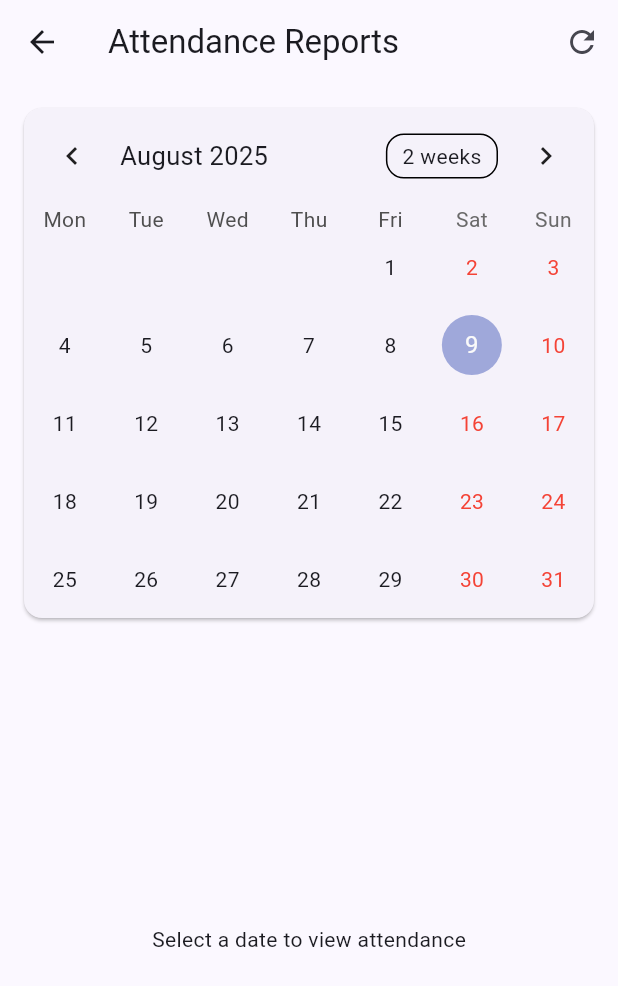
After one commit to thakrenikhil/geofence, a Flutter app: the AdminHomeScreen screen opened by its route, scrolled down 436 dp, after a tap on "Reports", on a phone screen of 412 x 824 dp. The commit adds this screen. Shown: the top 986 px of the screen. Run offline on Flutter 3.47's test engine with Material 3 defaults, Android fonts, the phone set to English and light mode, and no system bars; drawn by our look-alikes of table_calendar; our stand-ins replace cloud_firestore, firebase_auth, firebase_core, flutter_map, geolocator, go_router and 2 more; missing offline and left inert: excel; accounts and stored records are empty.

Commit message:
feat : attendence report

```diff
--- a/lib/models/attendance_record.dart
+++ b/lib/models/attendance_record.dart
@@ -1,27 +1,34 @@
 class AttendanceRecord {
   AttendanceRecord({
     required this.userId,
+    required this.userName,
     required this.checkInAt,
     this.checkOutAt,
     required this.officeId,
   });
 
   final String userId;
+  final String userName;
   final DateTime checkInAt;
   final DateTime? checkOutAt;
   final String officeId;
 
   Map<String, dynamic> toJson() => {
-        'userId': userId,
-        'checkInAt': checkInAt.toIso8601String(),
-        'checkOutAt': checkOutAt?.toIso8601String(),
-        'officeId': officeId,
-      };
+    'userId': userId,
+    'userName': userName,
+    'checkInAt': checkInAt.toIso8601String(),
+    'checkOutAt': checkOutAt?.toIso8601String(),
+    'officeId': officeId,
+  };
 
-  factory AttendanceRecord.fromJson(Map<String, dynamic> json) => AttendanceRecord(
+  factory AttendanceRecord.fromJson(Map<String, dynamic> json) =>
+      AttendanceRecord(
         userId: json['userId'] as String,
+        userName: json['userName'] as String? ?? 'Unknown',
         checkInAt: DateTime.parse(json['checkInAt'] as String),
-        checkOutAt: json['checkOutAt'] != null ? DateTime.parse(json['checkOutAt'] as String) : null,
+        checkOutAt: json['checkOutAt'] != null
+            ? DateTime.parse(json['checkOutAt'] as String)
+            : null,
         officeId: json['officeId'] as String,
       );
 }
--- a/lib/routing/app_router.dart
+++ b/lib/routing/app_router.dart
@@ -8,6 +8,7 @@ import '../ui/screens/home/admin_home_screen.dart';
 import '../ui/screens/home/admin_employees_screen.dart';
 import '../ui/screens/common/map_picker_screen.dart';
 import '../ui/screens/home/admin_offices_screen.dart';
+import '../ui/screens/home/admin_reports_screen.dart';
 
 class AppRouter {
   static GoRouter create() {
@@ -59,6 +60,11 @@ class AppRouter {
           name: 'adminOffices',
           builder: (context, state) => const AdminOfficesScreen(),
         ),
+        GoRoute(
+          path: '/admin/reports',
+          name: 'adminReports',
+          builder: (context, state) => const AdminReportsScreen(),
+        ),
       ],
     );
   }
--- a/lib/services/attendance/attendance_service.dart
+++ b/lib/services/attendance/attendance_service.dart
@@ -9,8 +9,13 @@ class AttendanceService {
     required String userId,
     required String officeId,
   }) async {
+    // Get user name from Firestore
+    final userDoc = await _firestore.collection('users').doc(userId).get();
+    final userName = userDoc.data()?['name'] ?? 'Unknown';
+
     final record = AttendanceRecord(
       userId: userId,
+      userName: userName,
       checkInAt: DateTime.now().toUtc(),
       officeId: officeId,
     );
--- a/lib/ui/screens/home/admin_home_screen.dart
+++ b/lib/ui/screens/home/admin_home_screen.dart
@@ -73,10 +73,11 @@ class AdminHomeScreen extends StatelessWidget {
                     color: Colors.teal,
                     onTap: () => context.push('/admin/employees'),
                   ),
-                  const _AdminTile(
+                  _AdminTile(
                     title: 'Reports',
                     icon: Icons.description,
                     color: Colors.orange,
+                    onTap: () => context.push('/admin/reports'),
                   ),
                 ],
               );
--- /dev/null
+++ b/lib/ui/screens/home/admin_reports_screen.dart
@@ -0,0 +1,314 @@
+import 'package:flutter/material.dart';
+import 'package:cloud_firestore/cloud_firestore.dart';
+import 'package:firebase_auth/firebase_auth.dart';
+import 'package:table_calendar/table_calendar.dart';
+import 'package:shimmer/shimmer.dart';
+import '../../../flutter_gen/gen_l10n/app_localizations.dart';
+
+class AdminReportsScreen extends StatefulWidget {
+  const AdminReportsScreen({super.key});
+
+  @override
+  State<AdminReportsScreen> createState() => _AdminReportsScreenState();
+}
+
+class _AdminReportsScreenState extends State<AdminReportsScreen> {
+  DateTime _focusedDay = DateTime.now();
+  DateTime? _selectedDay;
+  Map<DateTime, List<AttendanceRecord>> _events = {};
+  bool _isLoading = true;
+
+  @override
+  void initState() {
+    super.initState();
+    _loadAttendanceData();
+  }
+
+  Future<void> _loadAttendanceData() async {
+    setState(() {
+      _isLoading = true;
+    });
+
+    // Get the current admin's office
+    final currentUser = FirebaseAuth.instance.currentUser;
+    if (currentUser == null) return;
+
+    // Get the office for this admin
+    final officeSnap = await FirebaseFirestore.instance
+        .collection('offices')
+        .limit(1)
+        .get();
+
+    if (officeSnap.docs.isEmpty) return;
+    final officeId = officeSnap.docs.first.id;
+
+    // Get attendance records for this office
+    final attendanceSnap = await FirebaseFirestore.instance
+        .collection('attendance')
+        .where('officeId', isEqualTo: officeId)
+        .get();
+
+    final events = <DateTime, List<AttendanceRecord>>{};
+
+    for (final doc in attendanceSnap.docs) {
+      final data = doc.data();
+      final checkInTime = DateTime.parse(data['checkInAt'] as String);
+      final day = DateTime(
+        checkInTime.year,
+        checkInTime.month,
+        checkInTime.day,
+      );
+
+      // Get user name from users collection
+      String userName = 'Unknown';
+      try {
+        final userDoc = await FirebaseFirestore.instance
+            .collection('users')
+            .doc(data['userId'])
+            .get();
+        userName = userDoc.data()?['name'] ?? 'Unknown';
+      } catch (e) {
+        print('Error fetching user name: $e');
+      }
+
+      final record = AttendanceRecord(
+        id: doc.id,
+        userId: data['userId'],
+        userName: userName,
+        officeId: data['officeId'],
+        checkInTime: checkInTime,
+        checkOutTime: data['checkOutAt'] != null
+            ? DateTime.parse(data['checkOutAt'] as String)
+            : null,
+      );
+
+      if (events[day] == null) events[day] = [];
+      events[day]!.add(record);
+    }
+
+    setState(() {
+      _events = events;
+      _isLoading = false;
+
+      // Set focused day to the first day with data, or today if no data
+      if (events.isNotEmpty) {
+        final firstDayWithData = events.keys.first;
+        _focusedDay = firstDayWithData;
+        _selectedDay = firstDayWithData;
+      }
+    });
+
+    // Debug information
+    print('Loaded ${attendanceSnap.docs.length} attendance records');
+    print('Office ID: $officeId');
+    print('Events map has ${events.length} days with data');
+    for (final entry in events.entries) {
+      print('${entry.key}: ${entry.value.length} records');
+    }
+    print('Focused day set to: $_focusedDay');
+    print('Selected day set to: $_selectedDay');
+  }
+
+  List<AttendanceRecord> _getEventsForDay(DateTime day) {
+    return _events[day] ?? [];
+  }
+
+  @override
+  Widget build(BuildContext context) {
+    final t = AppLocalizations.of(context)!;
+    return Scaffold(
+      appBar: AppBar(
+        title: const Text('Attendance Reports'),
+        leading: IconButton(
+          icon: const Icon(Icons.arrow_back),
+          onPressed: () => Navigator.of(context).pop(),
+        ),
+        actions: [
+          IconButton(
+            icon: const Icon(Icons.refresh),
+            onPressed: () => _loadAttendanceData(),
+          ),
+        ],
+      ),
+      body: Column(
+        children: [
+          // Calendar
+          Card(
+            margin: const EdgeInsets.all(16),
+            child: TableCalendar<AttendanceRecord>(
+              firstDay: DateTime.utc(2020, 1, 1),
+              lastDay: DateTime.utc(2030, 12, 31),
+              focusedDay: _focusedDay,
+              selectedDayPredicate: (day) => isSameDay(_selectedDay, day),
+              eventLoader: _getEventsForDay,
+              calendarFormat: CalendarFormat.month,
+              startingDayOfWeek: StartingDayOfWeek.monday,
+              calendarStyle: const CalendarStyle(
+                outsideDaysVisible: false,
+                weekendTextStyle: TextStyle(color: Colors.red),
+                holidayTextStyle: TextStyle(color: Colors.red),
+              ),
+              onDaySelected: (selectedDay, focusedDay) {
+                setState(() {
+                  _selectedDay = selectedDay;
+                  _focusedDay = focusedDay;
+                });
+              },
+              onPageChanged: (focusedDay) {
+                setState(() {
+                  _focusedDay = focusedDay;
+                });
+              },
+            ),
+          ),
+
+          // Selected day attendance list
+          Expanded(
+            child: _selectedDay == null
+                ? const Center(child: Text('Select a date to view attendance'))
+                : _buildAttendanceList(),
+          ),
+        ],
+      ),
+    );
+  }
+
+  Widget _buildAttendanceList() {
+    if (_isLoading) {
+      return _buildShimmerList();
+    }
+
+    final events = _getEventsForDay(_selectedDay!);
+
+    if (events.isEmpty) {
+      return const Center(child: Text('No attendance records for this date'));
+    }
+
+    return ListView.builder(
+      padding: const EdgeInsets.all(16),
+      itemCount: events.length,
+      itemBuilder: (context, index) {
+        final record = events[index];
+        return Card(
+          margin: const EdgeInsets.only(bottom: 8),
+          child: ListTile(
+            leading: CircleAvatar(
+              backgroundColor: record.checkOutTime != null
+                  ? Colors.green
+                  : Colors.orange,
+              child: Icon(
+                record.checkOutTime != null
+                    ? Icons.check_circle
+                    : Icons.schedule,
+                color: Colors.white,
+              ),
+            ),
+            title: Text(record.userName),
+            subtitle: Column(
+              crossAxisAlignment: CrossAxisAlignment.start,
+              children: [
+                Text('Check-in: ${_formatTime(record.checkInTime)}'),
+                if (record.checkOutTime != null)
+                  Text('Check-out: ${_formatTime(record.checkOutTime!)}'),
+                if (record.checkOutTime != null)
+                  Text(
+                    'Duration: ${_calculateDuration(record.checkInTime, record.checkOutTime!)}',
+                    style: const TextStyle(fontWeight: FontWeight.bold),
+                  ),
+              ],
+            ),
+            isThreeLine: true,
+          ),
+        );
+      },
+    );
+  }
+
+  Widget _buildShimmerList() {
+    return ListView.builder(
+      padding: const EdgeInsets.all(16),
+      itemCount: 6, // Show 6 shimmer items
+      itemBuilder: (context, index) {
+        return Card(
+          margin: const EdgeInsets.only(bottom: 8),
+          child: Shimmer.fromColors(
+            baseColor: Colors.grey[300]!,
+            highlightColor: Colors.grey[100]!,
+            child: ListTile(
+              leading: CircleAvatar(backgroundColor: Colors.white),
+              title: Container(
+                height: 16,
+                width: double.infinity,
+                decoration: BoxDecoration(
+                  color: Colors.white,
+                  borderRadius: BorderRadius.circular(4),
+                ),
+              ),
+              subtitle: Column(
+                crossAxisAlignment: CrossAxisAlignment.start,
+                children: [
+                  const SizedBox(height: 8),
+                  Container(
+                    height: 12,
+                    width: 120,
+                    decoration: BoxDecoration(
+                      color: Colors.white,
+                      borderRadius: BorderRadius.circular(4),
+                    ),
+                  ),
+                  const SizedBox(height: 4),
+                  Container(
+                    height: 12,
+                    width: 100,
+                    decoration: BoxDecoration(
+                      color: Colors.white,
+                      borderRadius: BorderRadius.circular(4),
+                    ),
+                  ),
+                  const SizedBox(height: 4),
+                  Container(
+                    height: 12,
+                    width: 80,
+                    decoration: BoxDecoration(
+                      color: Colors.white,
+                      borderRadius: BorderRadius.circular(4),
+                    ),
+                  ),
+                ],
+              ),
+            ),
+          ),
+        );
+      },
+    );
+  }
+
+  String _formatTime(DateTime time) {
+    return '${time.hour.toString().padLeft(2, '0')}:${time.minute.toString().padLeft(2, '0')}';
+  }
+
+  String _calculateDuration(DateTime start, DateTime end) {
+    final duration = end.difference(start);
+    final hours = duration.inHours;
+    final minutes = duration.inMinutes % 60;
+    return '${hours}h ${minutes}m';
+  }
+}
+
+class AttendanceRecord {
+  final String id;
+  final String userId;
+  final String userName;
+  final String officeId;
+  final DateTime checkInTime;
+  final DateTime? checkOutTime;
+
+  AttendanceRecord({
+    required this.id,
+    required this.userId,
+    required this.userName,
+    required this.officeId,
+    required this.checkInTime,
+    this.checkOutTime,
+  });
+}
--- a/pubspec.yaml
+++ b/pubspec.yaml
@@ -45,6 +45,7 @@ dependencies:
   table_calendar: ^3.1.2
   flutter_map: ^6.1.0
   latlong2: ^0.9.1
+  shimmer: ^3.0.0
 
   # The following adds the Cupertino Icons font to your application.
   # Use with the CupertinoIcons class for iOS style icons.
```
Also changed, not shown: pubspec.lock.
